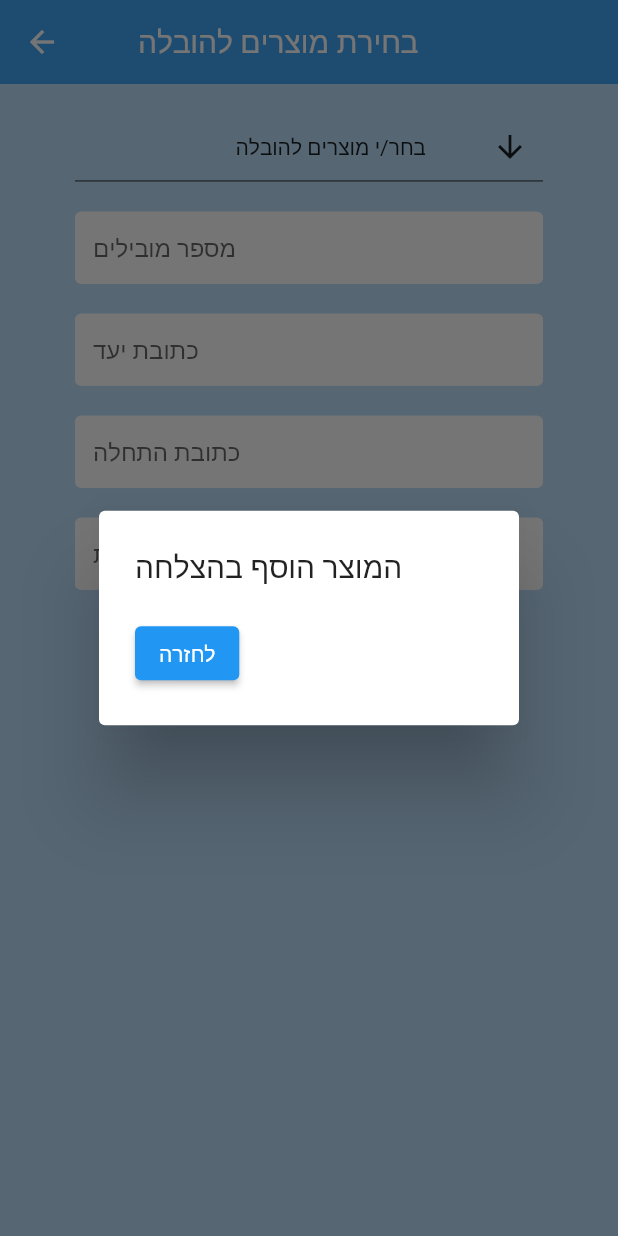
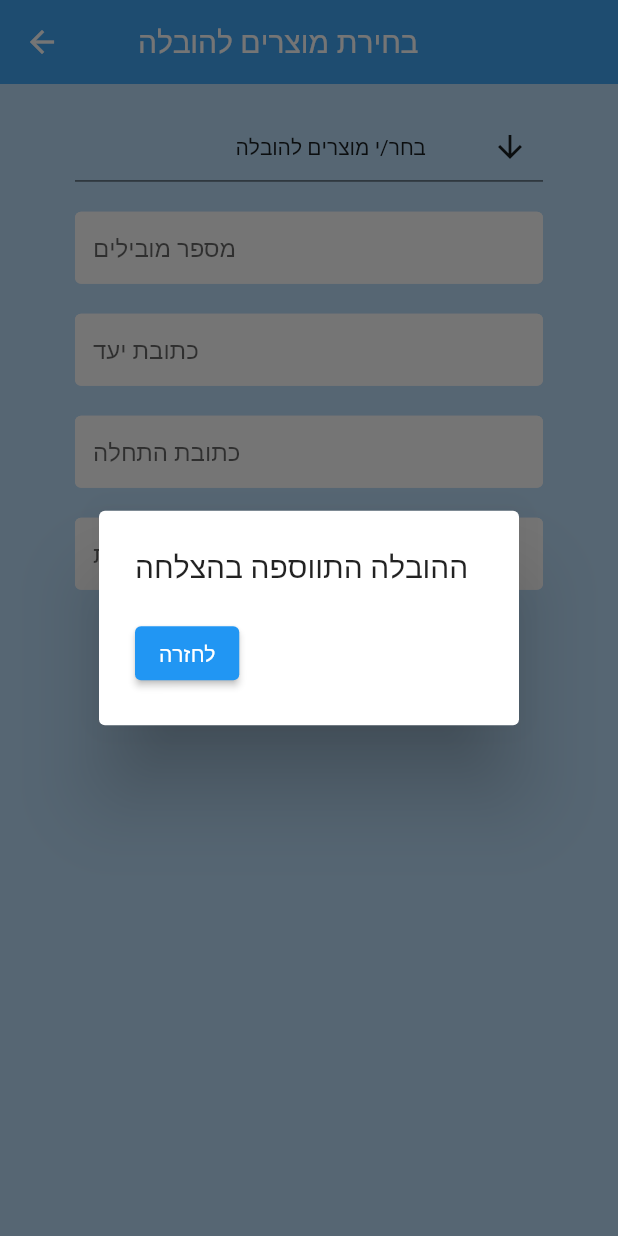
Before and after one commit to OmriColberg/GivitApp, a Flutter app: the AddTransportPage screen opened directly with empty values, after a tap on "הוסף הובלה למערכת", on a phone screen of 412 x 824 dp. Run offline on Flutter 3.47's test engine with Material 2 defaults, Android fonts, the phone set to English and light mode, and no system bars; drawn by our look-alikes of multi_select_flutter; our stand-ins replace cloud_firestore, firebase_auth, firebase_core, flutter_spinkit, get_it; accounts and stored records are empty.

Commit message:
admin add transport working

```diff
--- a/lib/admin_feature/presentation/pages/add_transport_page.dart
+++ b/lib/admin_feature/presentation/pages/add_transport_page.dart
@@ -1,18 +1,16 @@
-import 'package:cloud_firestore/cloud_firestore.dart';
 import 'package:flutter/material.dart';
 import 'package:givit_app/core/models/givit_user.dart';
 import 'package:givit_app/core/models/product.dart';
 import 'package:givit_app/core/shared/assign_card.dart';
 import 'package:givit_app/core/shared/constant.dart';
-import 'package:givit_app/core/shared/loading.dart';
 import 'package:givit_app/services/database.dart';
 import 'package:multi_select_flutter/multi_select_flutter.dart';
 import 'package:provider/provider.dart';
 
 class AddTransportPage extends StatefulWidget {
   final Size size;
-
-  AddTransportPage({required this.size});
+  final List<MultiSelectItem<Product?>> productsToBeDelivered;
+  AddTransportPage({required this.size, required this.productsToBeDelivered});
 
   @override
   _AddTransportPageState createState() => _AddTransportPageState();
@@ -40,38 +38,7 @@ class _AddTransportPageState extends State<AddTransportPage> {
           elevation: 0.0,
           title: Text('    בחירת מוצרים להובלה '),
         ),
-        body: StreamBuilder<QuerySnapshot>(
-          stream: db.producstData,
-          builder: (context, snapshotProduct) {
-            if (snapshotProduct.hasError) {
-              return Text('Something went wrong');
-            }
-
-            if (snapshotProduct.connectionState == ConnectionState.waiting) {
-              return Loading();
-            }
-
-            List<MultiSelectItem<Product?>> _products = snapshotProduct
-                .data!.docs
-                .map((DocumentSnapshot document) {
-                  var snapshotData = document.data() as Map;
-                  Product product =
-                      Product.productFromDocument(snapshotData, document.id);
-
-                  if (product.status == ProductStatus.waitingToBeDelivered)
-                    return product;
-                  else
-                    return Product();
-                })
-                .toList()
-                .map(
-                  (Product? product) =>
-                      MultiSelectItem<Product>(product!, product.name),
-                )
-                .toList();
-            _products.removeWhere((product) => product.value!.name == '');
-
-            return Container(
+        body: Container(
           color: Colors.blue[100],
           alignment: Alignment.topCenter,
           padding: EdgeInsets.symmetric(vertical: 20.0, horizontal: 50.0),
@@ -79,11 +46,11 @@ class _AddTransportPageState extends State<AddTransportPage> {
             child: Column(
               children: [
                 MultiSelectDialogField<Product?>(
-                      items: _products,
+                  items: widget.productsToBeDelivered,
                   title: Text("מוצרים לבחירה"),
                   selectedColor: Colors.blue,
-                      buttonText: Text(
-                          "                            בחר/י מוצרים להובלה"),
+                  buttonText:
+                      Text("                            בחר/י מוצרים להובלה"),
                   onConfirm: (results) {
                     products = results
                         .map((Product? product) => product!.id)
@@ -93,10 +60,9 @@ class _AddTransportPageState extends State<AddTransportPage> {
                 ),
                 SizedBox(height: 20.0),
                 TextFormField(
-                      decoration: textInputDecoration.copyWith(
-                          hintText: 'מספר מובילים'),
-                      validator: (val) =>
-                          val!.isEmpty ? 'הכנס מספר מובילים' : null,
+                  decoration:
+                      textInputDecoration.copyWith(hintText: 'מספר מובילים'),
+                  validator: (val) => val!.isEmpty ? 'הכנס מספר מובילים' : null,
                   onChanged: (val) {
                     setState(() => totalNumOfCarriers = int.parse(val));
                   },
@@ -105,8 +71,7 @@ class _AddTransportPageState extends State<AddTransportPage> {
                 TextFormField(
                   decoration:
                       textInputDecoration.copyWith(hintText: 'כתובת יעד'),
-                      validator: (val) =>
-                          val!.isEmpty ? 'הכנס כתובת יעד' : null,
+                  validator: (val) => val!.isEmpty ? 'הכנס כתובת יעד' : null,
                   onChanged: (val) {
                     setState(() => destinationAddress = val);
                   },
@@ -115,16 +80,14 @@ class _AddTransportPageState extends State<AddTransportPage> {
                 TextFormField(
                   decoration:
                       textInputDecoration.copyWith(hintText: 'כתובת התחלה'),
-                      validator: (val) =>
-                          val!.isEmpty ? 'הכנס כתובת התחלה' : null,
+                  validator: (val) => val!.isEmpty ? 'הכנס כתובת התחלה' : null,
                   onChanged: (val) {
                     setState(() => pickUpAddress = val);
                   },
                 ),
                 SizedBox(height: 20.0),
                 TextFormField(
-                      decoration:
-                          textInputDecoration.copyWith(hintText: 'הערות'),
+                  decoration: textInputDecoration.copyWith(hintText: 'הערות'),
                   validator: (val) => val!.isEmpty ? 'הערות' : null,
                   onChanged: (val) {
                     setState(() => notes = val);
@@ -150,8 +113,7 @@ class _AddTransportPageState extends State<AddTransportPage> {
                       showDialogHelper(
                           "Product added succesfully", widget.size);
                     }).catchError((error) {
-                          showDialogHelper(
-                              "Failed tp add product", widget.size);
+                      showDialogHelper("Failed tp add product", widget.size);
                     });
                   },
                 ),
@@ -163,8 +125,6 @@ class _AddTransportPageState extends State<AddTransportPage> {
               ],
             ),
           ),
-            );
-          },
         ),
       ),
     );
@@ -177,7 +137,7 @@ class _AddTransportPageState extends State<AddTransportPage> {
           return Container(
             height: size.height * 0.5,
             child: AlertDialog(
-                title: Text("המוצר הוסף בהצלחה"),
+                title: Text("ההובלה התווספה בהצלחה"),
                 content: Stack(children: <Widget>[
                   ElevatedButton(
                     onPressed: () {
--- a/lib/services/database.dart
+++ b/lib/services/database.dart
@@ -68,6 +68,7 @@ class DatabaseService {
       'Date For Pick Up':
           DateFormat('yyyy-MM-dd hh:mm').format(datePickUp!).toString(),
       'Products': products ?? [],
+      'Carriers': [],
       'Notes': notes ?? '',
     }).then((value) => value.id);
   }
```
Also changed, not shown: lib/admin_feature/presentation/pages/admin_page.dart (+45 -1 lines), lib/core/models/transport.dart (+11 -7 lines). Lines whose indentation alone changed are shown as unchanged.
